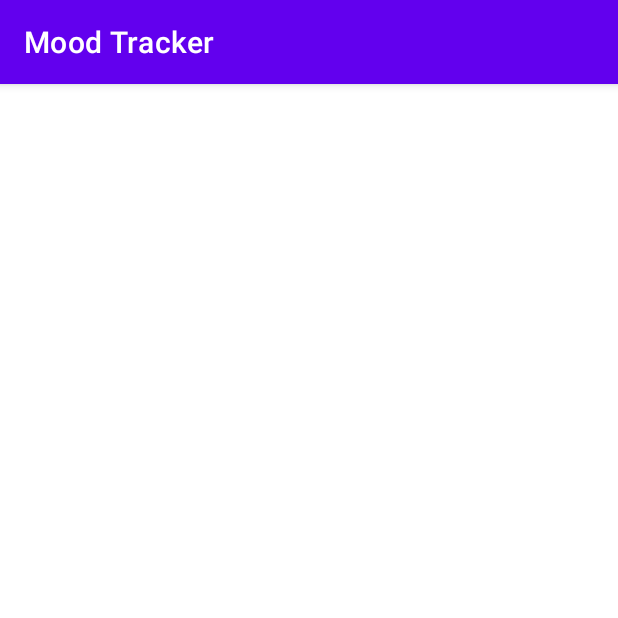
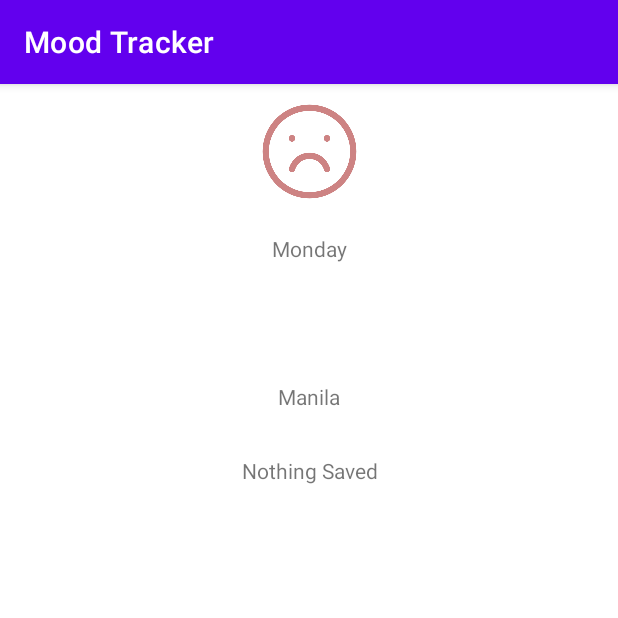
Before and after one commit to recklessbeav/MOBDEVEMP, an Android app: the DayActivity screen opened directly, with no data from a screen before it, on a phone screen of 412 x 824 dp, the top half of it. Run offline under Robolectric (Android 15) with nearby library versions, the phone set to English and light mode, and no system bars.

Commit message:
Added needed data to show in Day Activity

```diff
--- a/MoodTracker/app/src/main/java/com/mobdeve/s12/salamante/cuasi/mobdevemp/moodtracker/DayActivity.kt
+++ b/MoodTracker/app/src/main/java/com/mobdeve/s12/salamante/cuasi/mobdevemp/moodtracker/DayActivity.kt
@@ -3,19 +3,36 @@ package com.mobdeve.s12.salamante.cuasi.mobdevemp.moodtracker
 import androidx.appcompat.app.AppCompatActivity
 import android.os.Bundle
 import com.mobdeve.s12.salamante.cuasi.mobdevemp.moodtracker.databinding.ActivityDayBinding
+import com.mobdeve.s12.salamante.cuasi.mobdevemp.moodtracker.util.SharedPrefUtility
 import java.text.SimpleDateFormat
 
 class DayActivity : AppCompatActivity() {
 
+    private lateinit var sharedPref: SharedPrefUtility
     var binding: ActivityDayBinding? = null
 
     override fun onCreate(savedInstanceState: Bundle?) {
         super.onCreate(savedInstanceState)
+        initPrefs()
         binding = ActivityDayBinding.inflate(layoutInflater)
         setContentView(binding!!.root)
 
+        var mood = sharedPref.getString("mood")
         var date = intent.getStringExtra("date")
 
-        binding!!.tvContent.text = date
+        if (mood == "Sad") {
+            binding!!.ivDay.setImageResource(R.drawable.sad_face)
+        } else if (mood == "Neutral") {
+            binding!!.ivDay.setImageResource(R.drawable.neutral_face)
+        } else {
+            binding!!.ivDay.setImageResource(R.drawable.happy_face)
+        }
+
+        binding!!.tvDayDate.text = date
+        binding!!.tvDayContent.text = sharedPref.getString("reason")
+    }
+
+    fun initPrefs() {
+        sharedPref = SharedPrefUtility(this)
     }
 }
--- a/MoodTracker/app/src/main/res/layout/activity_day.xml
+++ b/MoodTracker/app/src/main/res/layout/activity_day.xml
@@ -7,17 +7,64 @@
     android:orientation="vertical"
     tools:context=".DayActivity">
 
+    <ImageView
+        android:id="@+id/iv_day"
+        android:src="@drawable/sad_face"
+        android:layout_margin="10dp"
+        android:gravity="center"
+        android:layout_width="70dp"
+        android:layout_height="wrap_content"
+        android:adjustViewBounds="true"
+        app:layout_constraintLeft_toLeftOf="parent"
+        app:layout_constraintRight_toRightOf="parent"
+        app:layout_constraintTop_toTopOf="parent"/>
+
     <TextView
-        android:id="@+id/tv_content"
+        android:id="@+id/tv_day_day"
+        android:layout_width="match_parent"
+        android:layout_height="wrap_content"
+        android:text="Monday"
+        android:gravity="center"
+        android:layout_margin="10dp"
+        android:padding="10dp"
+        app:layout_constraintTop_toBottomOf="@+id/iv_day"
+        app:layout_constraintLeft_toLeftOf="parent"
+        app:layout_constraintRight_toRightOf="parent"/>
+
+    <TextView
+        android:id="@+id/tv_day_date"
+        android:layout_width="match_parent"
+        android:layout_height="wrap_content"
+        android:text="November"
+        android:gravity="center"
+        android:layout_margin="10dp"
+        android:padding="10dp"
+        app:layout_constraintTop_toBottomOf="@+id/tv_day_day"
+        app:layout_constraintLeft_toLeftOf="parent"
+        app:layout_constraintRight_toRightOf="parent"/>
+
+    <TextView
+        android:id="@+id/tv_day_location"
+        android:layout_width="match_parent"
+        android:layout_height="wrap_content"
+        android:text="Manila"
+        android:gravity="center"
+        android:layout_margin="10dp"
+        android:padding="10dp"
+        app:layout_constraintTop_toBottomOf="@+id/tv_day_date"
+        app:layout_constraintLeft_toLeftOf="parent"
+        app:layout_constraintRight_toRightOf="parent"/>
+
+    <TextView
+        android:id="@+id/tv_day_content"
         android:layout_width="match_parent"
         android:layout_height="wrap_content"
         android:text="Hello"
         android:gravity="center"
         android:layout_margin="10dp"
         android:padding="10dp"
-        app:layout_constraintBottom_toBottomOf="parent"
+        app:layout_constraintTop_toBottomOf="@+id/tv_day_location"
         app:layout_constraintLeft_toLeftOf="parent"
-        app:layout_constraintRight_toRightOf="parent"
-        app:layout_constraintTop_toTopOf="parent"/>
+        app:layout_constraintRight_toRightOf="parent"/>
 
 </androidx.constraintlayout.widget.ConstraintLayout>
```
